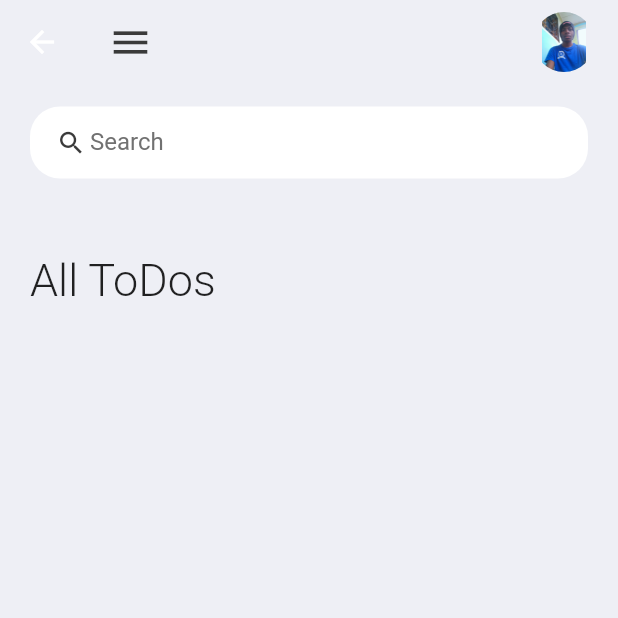
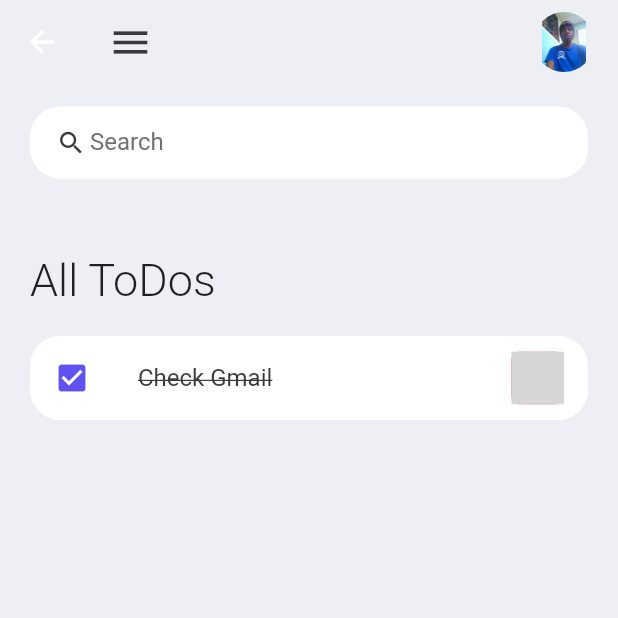
Before and after one commit to Ihimbru-K/To-do-mobile-app-flutter-, a Flutter app: the Home screen opened directly, on a phone screen of 412 x 824 dp, the top half of it. Run offline on Flutter 3.47's test engine with Material 2 defaults, Android fonts, the phone set to English and light mode, and no system bars; statements that could not run were skipped; grey boxes are pictures that could not be loaded.

Commit message:
further modified

```diff
--- /dev/null
+++ b/lib/Widgets/todo_item.dart
@@ -0,0 +1,40 @@
+import 'package:flutter/material.dart';
+
+import '../colors/colors.dart';
+
+class ToDoItem extends StatelessWidget {
+  const ToDoItem({Key? key}) : super(key: key);
+
+  @override
+  Widget build(BuildContext context) {
+    return Container(
+      child: ListTile(
+        onTap: () {},
+        shape: RoundedRectangleBorder(
+          borderRadius: BorderRadius.circular(20),
+
+        ),
+        tileColor: Colors.white,
+        leading: Icon(Icons.check_box, color: tdBlue ,),
+          title: Text("Check Gmail", style: TextStyle(color: tdBlack, decoration: TextDecoration.lineThrough),),
+        trailing: Container(
+          height: 35,
+          width: 35,
+          decoration: BoxDecoration(
+            color:tdRed,
+                borderRadius: BorderRadius.circular(5),
+          ),
+          child: IconButton(onPressed: () {  }, icon: null,
+            color: Colors.white,
+            icon
+
+          ),
+
+
+
+        ),
+
+      ),
+    );
+  }
+}
--- a/lib/home.dart
+++ b/lib/home.dart
@@ -1,5 +1,6 @@
 import 'package:flutter/material.dart';
 
+import 'Widgets/todo_item.dart';
 import 'colors/colors.dart';
 
 
@@ -45,9 +46,11 @@ class Home extends StatelessWidget {
                   child: Text(
                     'All ToDos', style: TextStyle(fontSize: 30, fontWeight: FontWeight.w300),
                   ),
-                )
+                ),
+                ToDoItem(),
               ],
-            ))
+            )
+            )
           ],
         ))
     );
```
